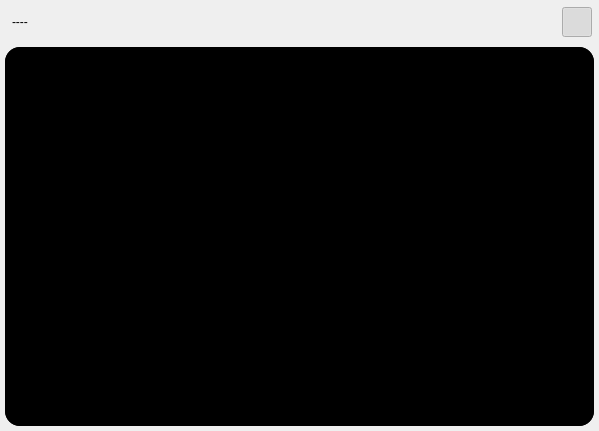
First picture: the form in camera.ui, repository Zyun-Eureka/industrial_PJ, before the edit.
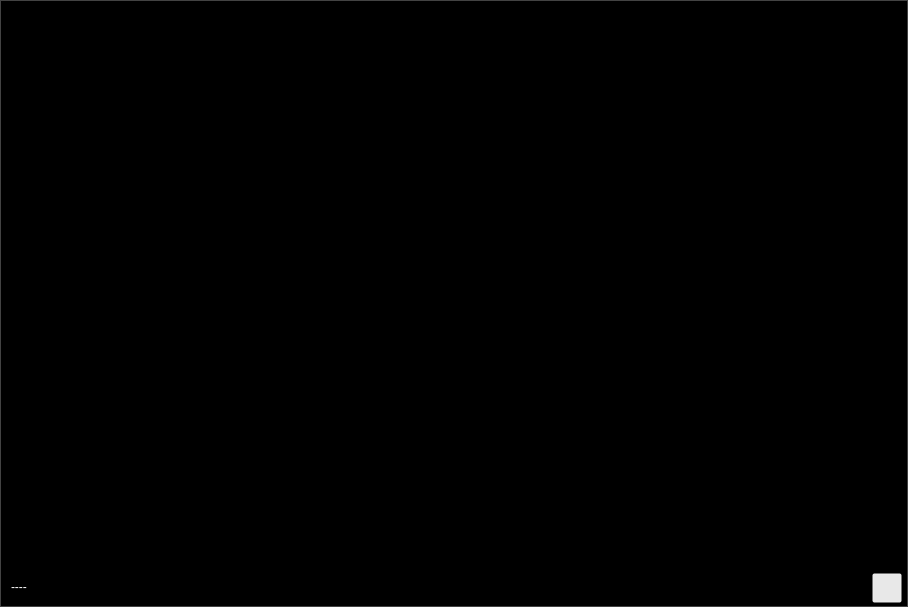
Second picture: the form after the edit. Icons and pictures are not drawn.

The edit to the form file:
```diff
--- a/camera.ui
+++ b/camera.ui
@@ -6,8 +6,8 @@
    <rect>
     <x>0</x>
     <y>0</y>
-    <width>599</width>
-    <height>431</height>
+    <width>908</width>
+    <height>607</height>
    </rect>
   </property>
   <property name="minimumSize">
@@ -22,7 +22,7 @@
   <property name="styleSheet">
    <string notr="true"/>
   </property>
-  <layout class="QGridLayout" name="gridLayout">
+  <layout class="QGridLayout" name="gridLayout_2">
    <property name="leftMargin">
     <number>0</number>
    </property>
@@ -39,40 +39,30 @@
     <number>0</number>
    </property>
    <item row="0" column="0">
-    <widget class="QWidget" name="camera_w" native="true">
-     <property name="minimumSize">
-      <size>
-       <width>0</width>
-       <height>0</height>
-      </size>
-     </property>
+    <widget class="QWidget" name="img" native="true">
      <property name="styleSheet">
-      <string notr="true">.QWidget{
-border:0px solid;
-border-radius:5px;
-}
-.QFrame{
-border-radius:0px;
-}
-</string>
+      <string notr="true">#img{
+background-color: rgb(0, 0, 0);
+border:1px solid rgb(67, 67, 67);
+}</string>
      </property>
-     <layout class="QVBoxLayout" name="verticalLayout_2" stretch="1,9">
-      <property name="spacing">
-       <number>0</number>
-      </property>
+     <layout class="QGridLayout" name="gridLayout">
       <property name="leftMargin">
-       <number>2</number>
+       <number>0</number>
       </property>
       <property name="topMargin">
-       <number>2</number>
+       <number>0</number>
       </property>
       <property name="rightMargin">
-       <number>2</number>
+       <number>0</number>
       </property>
       <property name="bottomMargin">
-       <number>2</number>
+       <number>0</number>
       </property>
-      <item>
+      <property name="spacing">
+       <number>0</number>
+      </property>
+      <item row="1" column="0">
        <widget class="QFrame" name="frame_top">
         <property name="maximumSize">
          <size>
@@ -81,7 +71,7 @@
          </size>
         </property>
         <property name="styleSheet">
-         <string notr="true"/>
+         <string notr="true">background-color: rgba(255, 255, 255, 0);</string>
         </property>
         <property name="frameShape">
          <enum>QFrame::StyledPanel</enum>
@@ -110,6 +100,9 @@
              <height>0</height>
             </size>
            </property>
+           <property name="styleSheet">
+            <string notr="true">color: rgb(255, 255, 255);</string>
+           </property>
            <property name="text">
             <string>----</string>
            </property>
@@ -164,99 +157,18 @@
         </layout>
        </widget>
       </item>
-      <item>
-       <widget class="QFrame" name="frame_bottom">
-        <property name="minimumSize">
+      <item row="0" column="0">
+       <spacer name="verticalSpacer">
+        <property name="orientation">
+         <enum>Qt::Vertical</enum>
+        </property>
+        <property name="sizeHint" stdset="0">
          <size>
-          <width>40</width>
-          <height>22</height>
+          <width>20</width>
+          <height>40</height>
          </size>
         </property>
-        <property name="styleSheet">
-         <string notr="true"/>
-        </property>
-        <property name="frameShape">
-         <enum>QFrame::StyledPanel</enum>
-        </property>
-        <property name="frameShadow">
-         <enum>QFrame::Raised</enum>
-        </property>
-        <layout class="QGridLayout" name="gridLayout_3">
-         <property name="leftMargin">
-          <number>0</number>
-         </property>
-         <property name="topMargin">
-          <number>5</number>
-         </property>
-         <property name="rightMargin">
-          <number>0</number>
-         </property>
-         <property name="bottomMargin">
-          <number>0</number>
-         </property>
-         <property name="spacing">
-          <number>0</number>
-         </property>
-         <item row="0" column="0">
-          <widget class="QFrame" name="frame_2">
-           <property name="styleSheet">
-            <string notr="true"/>
-           </property>
-           <layout class="QGridLayout" name="gridLayout_4">
-            <property name="leftMargin">
-             <number>3</number>
-            </property>
-            <property name="topMargin">
-             <number>0</number>
-            </property>
-            <property name="rightMargin">
-             <number>3</number>
-            </property>
-            <property name="bottomMargin">
-             <number>3</number>
-            </property>
-            <item row="0" column="1">
-             <widget class="QWidget" name="display" native="true">
-              <property name="styleSheet">
-               <string notr="true">border:0xp solid;
-border-radius:15px;
-background-color: rgb(0, 0, 0);</string>
-              </property>
-              <layout class="QGridLayout" name="gridLayout_2">
-               <property name="leftMargin">
-                <number>0</number>
-               </property>
-               <property name="topMargin">
-                <number>0</number>
-               </property>
-               <property name="rightMargin">
-                <number>0</number>
-               </property>
-               <property name="bottomMargin">
-                <number>0</number>
-               </property>
-               <property name="spacing">
-                <number>0</number>
-               </property>
-               <item row="0" column="0">
-                <widget class="QLabel" name="img">
-                 <property name="styleSheet">
-                  <string notr="true">border:0xp solid;
-border-radius:15px;</string>
-                 </property>
-                 <property name="text">
-                  <string/>
-                 </property>
-                </widget>
-               </item>
-              </layout>
-             </widget>
-            </item>
-           </layout>
-          </widget>
-         </item>
-        </layout>
-       </widget>
+       </spacer>
       </item>
      </layout>
     </widget>
```
